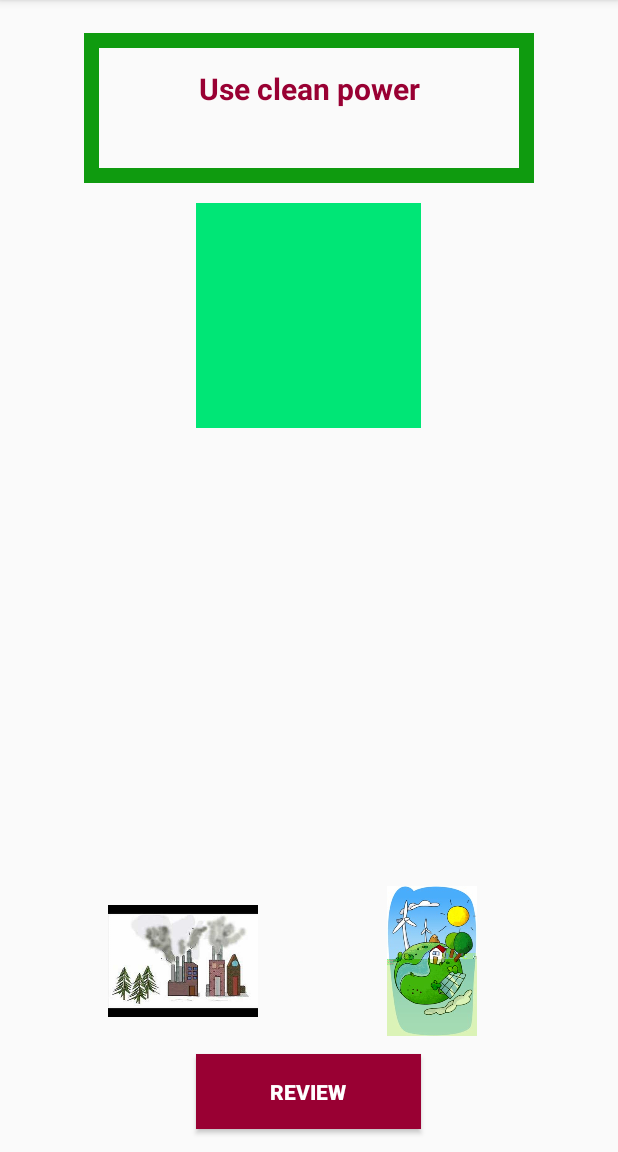
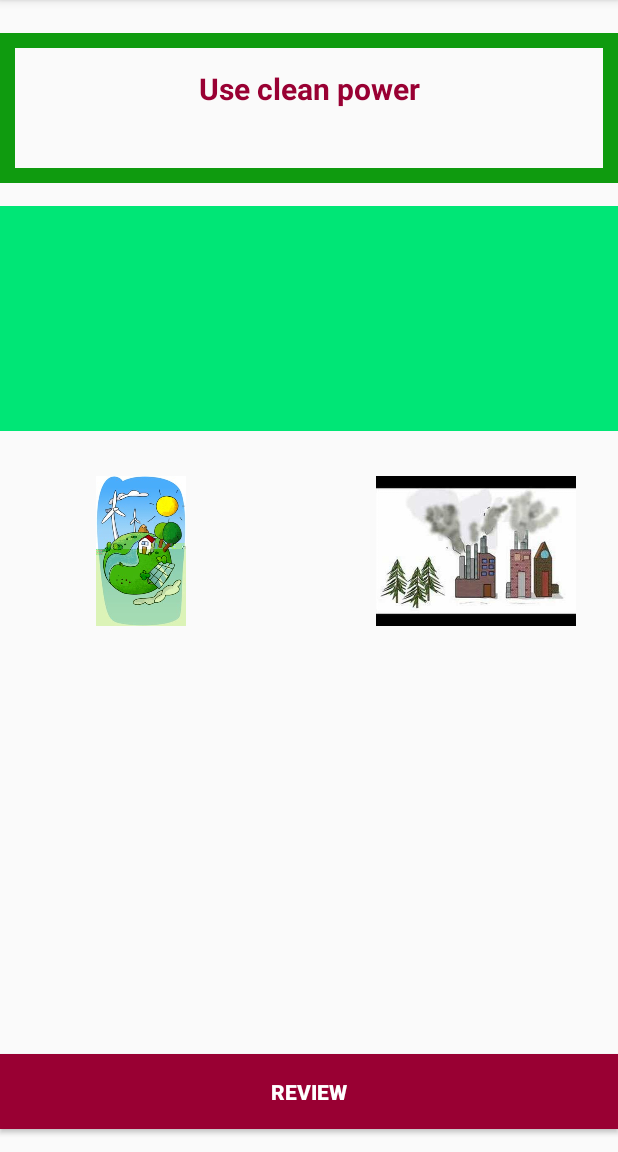
Before and after one commit to MayreneRaquel/TCU501-DragandDrop, an Android app: the GameActivity2 screen opened directly, with no data from a screen before it, on a phone screen of 412 x 824 dp, the part 84-1236 px from its top. Run offline under Robolectric (Android 15) with nearby library versions, the phone set to English and light mode, and no system bars.

Commit message:
Arreglo de errores. Mejoras en diseño.

```diff
--- a/app/src/main/java/com/example/mayreneraquel/draganddrop/GameActivity2.java
+++ b/app/src/main/java/com/example/mayreneraquel/draganddrop/GameActivity2.java
@@ -60,7 +60,7 @@ public class GameActivity2 extends AppCompatActivity {
             "Save electric energy",
             "Use clean power",
             "Avoid buying plastic bags",
-            "Clasify garbage",
+            "Classify garbage",
             "Do not throw the garbage in the street"
     };
 
--- a/app/src/main/res/layout/activity_game2.xml
+++ b/app/src/main/res/layout/activity_game2.xml
@@ -10,9 +10,14 @@
         android:layout_width="match_parent"
         android:layout_height="match_parent">
 
+        <LinearLayout
+            android:layout_width="match_parent"
+            android:layout_height="match_parent"
+            android:orientation="vertical">
+
             <TextView
                 android:id="@+id/text"
-            android:layout_width="300dp"
+                android:layout_width="match_parent"
                 android:layout_height="100dp"
                 android:layout_alignParentTop="true"
                 android:layout_centerHorizontal="true"
@@ -25,36 +30,47 @@
                 android:textStyle="bold" />
 
             <ImageView
+                android:id="@+id/img3"
+                android:layout_width="match_parent"
+                android:layout_height="150dp"
+                android:layout_below="@+id/text"
+                android:layout_centerHorizontal="true"
+                android:layout_marginTop="15dp"
+                android:layout_marginBottom="30dp"
+
+                app:srcCompat="@color/fucsia" />
+
+            <LinearLayout
+                android:layout_width="match_parent"
+                android:layout_height="match_parent"
+                android:orientation="horizontal">
+
+                <ImageView
+                    android:id="@+id/img2"
+                    android:layout_width="match_parent"
+                    android:layout_height="100dp"
+                    android:layout_alignEnd="@+id/text"
+                    android:layout_alignTop="@+id/img1"
+                    android:layout_marginEnd="18dp"
+                    android:layout_weight="1"
+                    app:srcCompat="@color/verde" />
+
+                <ImageView
                     android:id="@+id/img1"
-            android:layout_width="100dp"
+                    android:layout_width="match_parent"
                     android:layout_height="100dp"
                     android:layout_above="@+id/btnreview"
                     android:layout_alignStart="@+id/text"
                     android:layout_marginBottom="12dp"
                     android:layout_marginStart="16dp"
+                    android:layout_weight="1"
                     app:srcCompat="@color/verde" />
-
-        <ImageView
-            android:id="@+id/img2"
-            android:layout_width="100dp"
-            android:layout_height="100dp"
-            android:layout_alignEnd="@+id/text"
-            android:layout_alignTop="@+id/img1"
-            android:layout_marginEnd="18dp"
-            app:srcCompat="@color/verde" />
-
-        <ImageView
-            android:id="@+id/img3"
-            android:layout_width="150dp"
-            android:layout_height="150dp"
-            android:layout_below="@+id/text"
-            android:layout_centerHorizontal="true"
-            android:layout_marginTop="13dp"
-            app:srcCompat="@color/fucsia" />
+            </LinearLayout>
+        </LinearLayout>
 
         <Button
             android:id="@+id/btnreview"
-            android:layout_width="150dp"
+            android:layout_width="match_parent"
             android:layout_height="50dp"
             android:layout_alignParentBottom="true"
             android:layout_alignStart="@+id/img3"
```
Also changed, not shown: app/src/main/AndroidManifest.xml (+6 -3 lines), app/src/main/res/layout/activity_game.xml (+37 -23 lines), app/src/main/res/drawable/clasifygarbage.jpg, app/src/main/res/drawable/walk2.jpg, 1 other file. Lines whose indentation alone changed are shown as unchanged.
